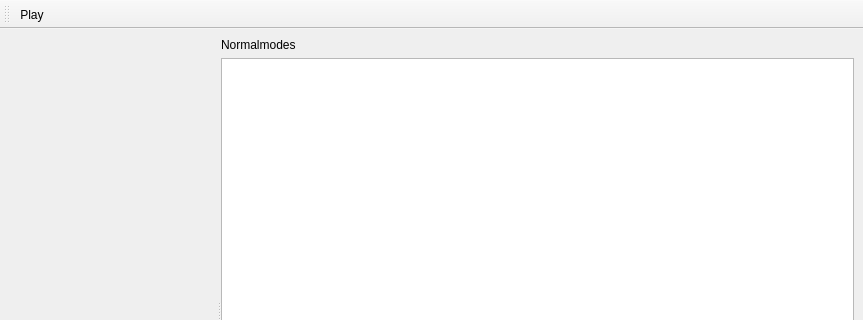
pele-python/pele, file pygmin/gui/ui/ui_normalmode_explorer.ui: the form before one commit; both pictures show x 0 to 863 and y 0 to 320 of the 863 by 613 pixel window.
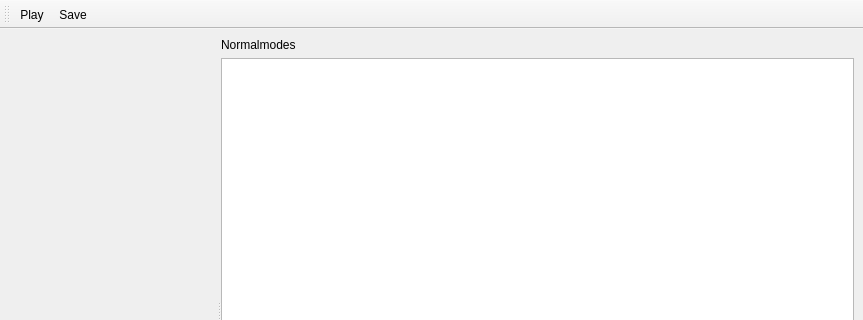
The form after the commit. Icons and pictures are not drawn. Custom widgets are drawn as their Qt base class.

Patch:
```diff
--- a/pygmin/gui/ui/ui_normalmode_explorer.ui
+++ b/pygmin/gui/ui/ui_normalmode_explorer.ui
@@ -87,6 +87,7 @@
     <bool>false</bool>
    </attribute>
    <addaction name="actionRun"/>
+   <addaction name="actionSave"/>
   </widget>
   <action name="actionRun">
    <property name="checkable">
@@ -102,6 +103,15 @@
     <string>Play</string>
    </property>
   </action>
+  <action name="actionSave">
+   <property name="icon">
+    <iconset resource="resources.qrc">
+     <normaloff>:/icons/icons/save.png</normaloff>:/icons/icons/save.png</iconset>
+   </property>
+   <property name="text">
+    <string>Save</string>
+   </property>
+  </action>
  </widget>
  <customwidgets>
   <customwidget>
```
Left out of the diff: 2 changed lines with no effect on the pictures.
